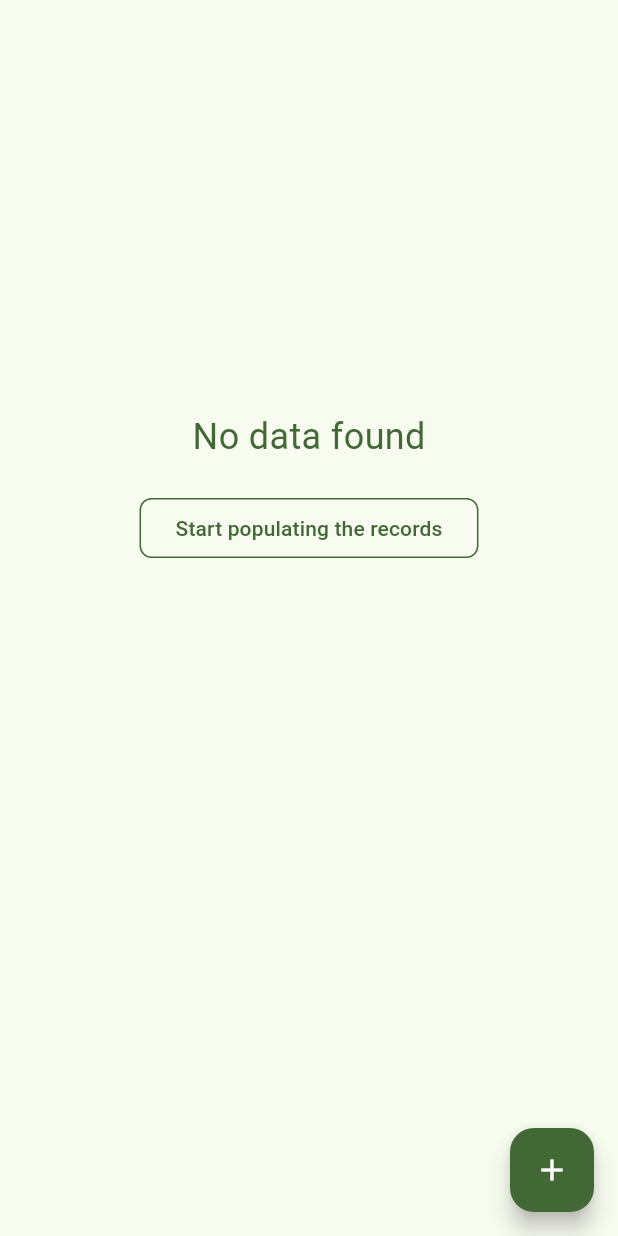
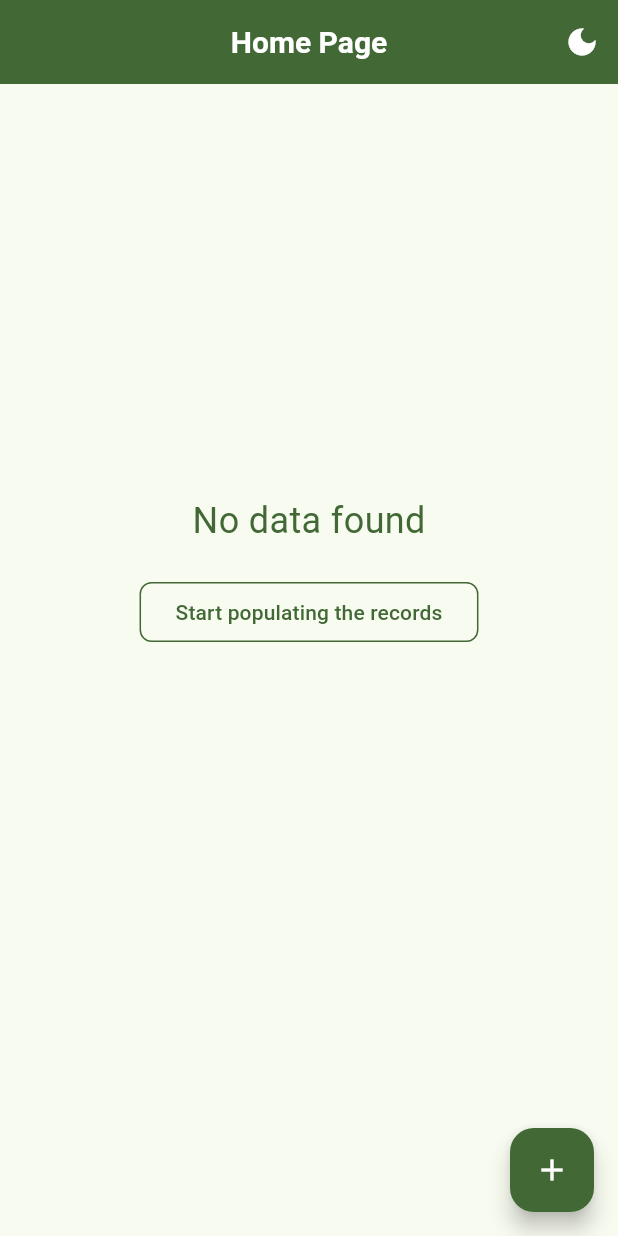
Before and after one commit to Zedestar/flutter_expenses_tracker, a Flutter app: the screen it shows after launch, on a phone screen of 412 x 824 dp. Run offline on Flutter 3.47's test engine with Material 3 defaults, Android fonts, the phone set to English and light mode, and no system bars; our stand-ins replace drift, fl_chart, flutter_speed_dial; accounts and stored records are empty; generated files the repository leaves out were written again.

Commit message:
The commit after implementig the speedDial icons and reusing the app bar

```diff
--- /dev/null
+++ b/lib/components/appBar_widget.dart
@@ -0,0 +1,33 @@
+import 'package:expenses_tracker/provider/theme_provider.dart';
+import 'package:flutter/material.dart';
+import 'package:provider/provider.dart';
+
+PreferredSizeWidget buildResponsiveAppBar(
+    {required BuildContext context, required String appBarTitle}) {
+  double screenWidth = MediaQuery.of(context).size.width;
+  final isDark =
+      Provider.of<AppThemeProvider>(context, listen: false).isItDarkOrLight;
+
+  ;
+
+  return AppBar(
+    title: Text(
+      appBarTitle,
+      style: TextStyle(
+        fontSize: screenWidth < 350 ? 16 : 20,
+      ),
+    ),
+    centerTitle: true,
+    actions: [
+      IconButton(
+        onPressed: () {
+          Provider.of<AppThemeProvider>(context, listen: false).tooglingTheme();
+        },
+        icon: Icon(
+          isDark ? Icons.light_mode : Icons.dark_mode,
+          size: screenWidth < 350 ? 20 : 24,
+        ),
+      ),
+    ],
+  );
+}
--- a/lib/pages/home_page.dart
+++ b/lib/pages/home_page.dart
@@ -1,3 +1,4 @@
+import 'package:expenses_tracker/components/appBar_widget.dart';
 import 'package:expenses_tracker/components/customized_column_for_recordType_listing.dart';
 import 'package:expenses_tracker/provider/database_provider.dart';
 import 'package:flutter/material.dart';
@@ -27,6 +28,10 @@ class _HomePageState extends State<HomePage> {
   Widget build(BuildContext context) {
     final db = Provider.of<AppDatabaseProvider>(context, listen: false);
     return Scaffold(
+      appBar: buildResponsiveAppBar(
+        context: context,
+        appBarTitle: 'Home Page',
+      ),
       body: StreamedColumnForRecordTypeItems(
         recordTypeList: db.db.getAllRecordTypes(),
       ),
--- a/lib/routes/route_generator.dart
+++ b/lib/routes/route_generator.dart
@@ -1,5 +1,6 @@
 import 'package:expenses_tracker/pages/expenses_page.dart';
 import 'package:expenses_tracker/pages/home_page.dart';
+import 'package:expenses_tracker/pages/income_page.dart';
 import 'package:expenses_tracker/pages/view_expenses_page.dart';
 import 'package:flutter/material.dart';
 
@@ -18,6 +19,8 @@ class RouteGenerator {
         } else {
           return _errorRoute();
         }
+      case '/income-page':
+        return MaterialPageRoute(builder: (_) => const IncomePage());
       default:
         return _errorRoute();
     }
--- a/pubspec.yaml
+++ b/pubspec.yaml
@@ -41,6 +41,7 @@ dependencies:
   drift: ^2.26.1
   drift_flutter: ^0.2.4
   path_provider: ^2.1.5
+  flutter_speed_dial: ^7.0.0
 
 dev_dependencies:
   flutter_test:
```
Also changed, not shown: lib/components/record_type_item.dart (+40 -9 lines), lib/pages/expenses_page.dart (+26 -23 lines), lib/pages/income_page.dart (+6 -7 lines), lib/pages/view_expenses_page.dart (+5 -5 lines), pubspec.lock.
